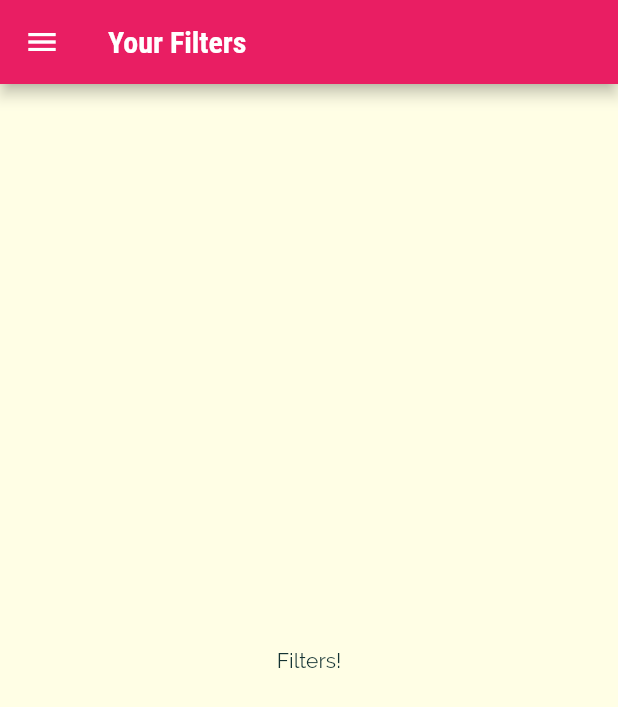
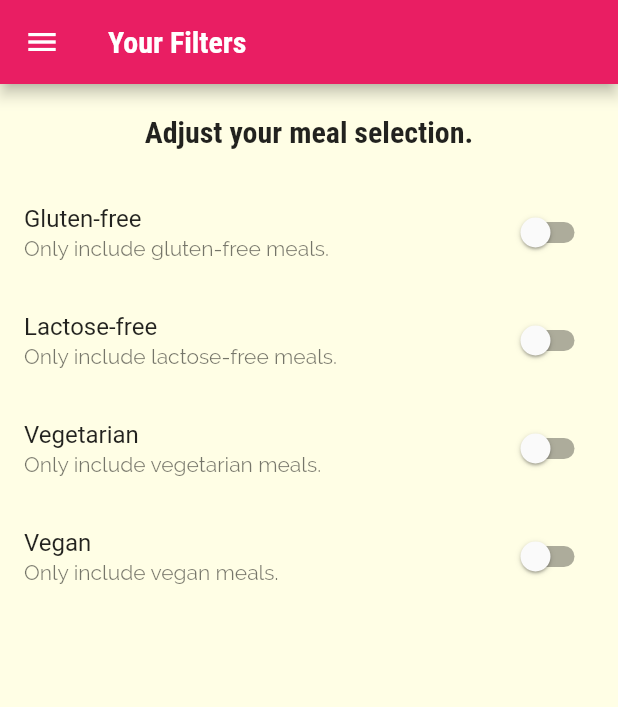
Before and after one commit to ayoline/meals_app-UDEMY_COURSE, a Flutter app: the FiltersScreen screen opened by its route, on a phone screen of 412 x 824 dp. Shown: the top 707 px of the screen. Run offline on Flutter 3.47's test engine with Material 2 defaults, Android fonts, the phone set to English and light mode, and no system bars.

Commit message:
add filter Switches to filter page.

```diff
--- a/lib/screens/filters_screen.dart
+++ b/lib/screens/filters_screen.dart
@@ -2,10 +2,34 @@ import 'package:flutter/material.dart';
 
 import '../widgets/main_drawer.dart';
 
-class FiltersScreen extends StatelessWidget {
+class FiltersScreen extends StatefulWidget {
   static const routeName = '/filters';
 
   const FiltersScreen({super.key});
+
+  @override
+  State<FiltersScreen> createState() => _FiltersScreenState();
+}
+
+class _FiltersScreenState extends State<FiltersScreen> {
+  var _glutenFree = false;
+  var _lactoseFree = false;
+  var _vegetarian = false;
+  var _vegan = false;
+
+  Widget _buildListSwitchTile(
+    String title,
+    String description,
+    bool currentValue,
+    Function(bool) updateValue,
+  ) {
+    return SwitchListTile(
+      title: Text(title),
+      subtitle: Text(description),
+      value: currentValue,
+      onChanged: updateValue,
+    );
+  }
 
   @override
   Widget build(BuildContext context) {
@@ -14,8 +38,61 @@ class FiltersScreen extends StatelessWidget {
         title: const Text('Your Filters'),
       ),
       drawer: const MainDrawer(),
-      body: const Center(
-        child: Text('Filters!'),
+      body: Column(
+        children: [
+          Container(
+            padding: const EdgeInsets.all(20),
+            child: Text(
+              'Adjust your meal selection.',
+              style: Theme.of(context).textTheme.titleLarge,
+            ),
+          ),
+          Expanded(
+              child: ListView(
+            children: [
+              _buildListSwitchTile(
+                'Gluten-free',
+                'Only include gluten-free meals.',
+                _glutenFree,
+                (newValue) {
+                  setState(() {
+                    _glutenFree = newValue;
+                  });
+                },
+              ),
+              _buildListSwitchTile(
+                'Lactose-free',
+                'Only include lactose-free meals.',
+                _lactoseFree,
+                (newValue) {
+                  setState(() {
+                    _lactoseFree = newValue;
+                  });
+                },
+              ),
+              _buildListSwitchTile(
+                'Vegetarian',
+                'Only include vegetarian meals.',
+                _vegetarian,
+                (newValue) {
+                  setState(() {
+                    _vegetarian = newValue;
+                  });
+                },
+              ),
+              _buildListSwitchTile(
+                'Vegan',
+                'Only include vegan meals.',
+                _vegan,
+                (newValue) {
+                  setState(() {
+                    _vegan = newValue;
+                  });
+                },
+              ),
+            ],
+          ))
+        ],
       ),
     );
   }
```
